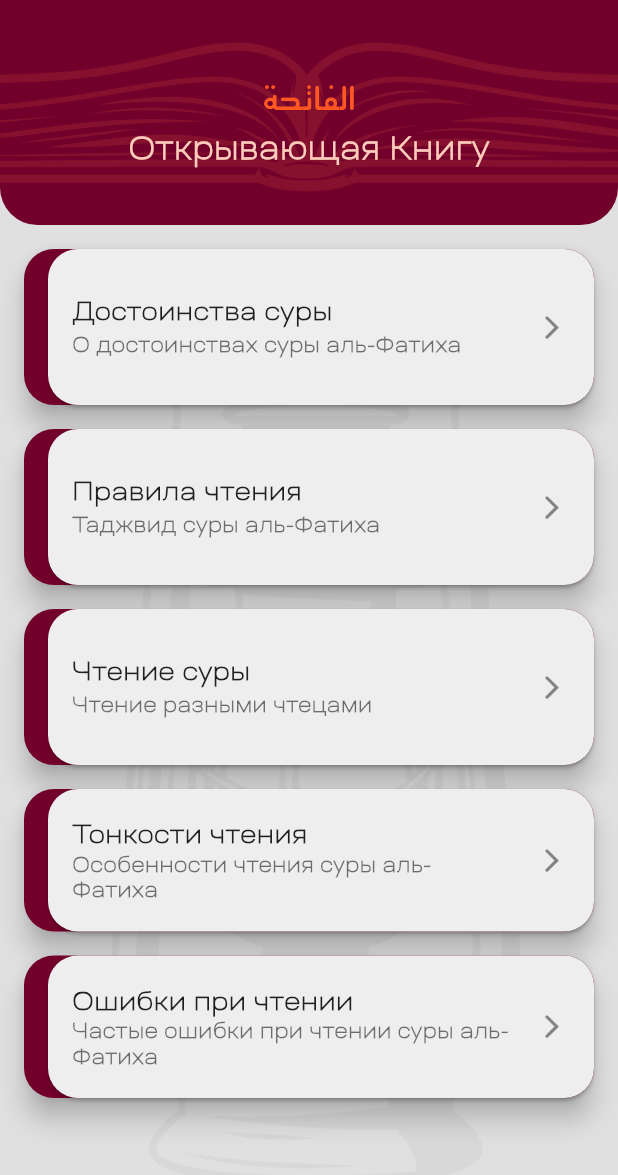
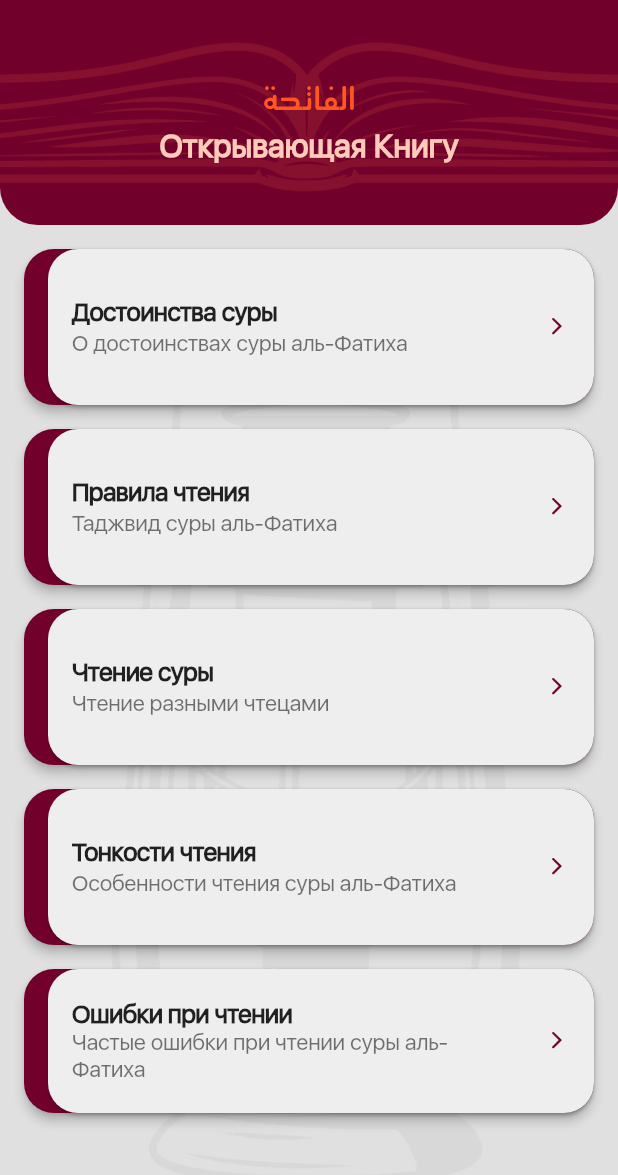
Before and after one commit to JMApps/project_fatiha, a Flutter app: the screen it shows after launch, on a phone screen of 412 x 824 dp. Shown: the top 1175 px of the screen. Run offline on Flutter 3.47's test engine with Material 2 defaults, Android fonts, the phone set to English and light mode, and no system bars.

Commit message:
Fixes main font

```diff
--- a/lib/config/styles/custom_styles.dart
+++ b/lib/config/styles/custom_styles.dart
@@ -5,6 +5,10 @@ class CustomStyles {
   // Paddings // Margins
   final mainPadding = const EdgeInsets.all(16);
   final mainMargin = const EdgeInsets.all(16);
+
+  // Paddings // Margins
+  final mainPaddingMini = const EdgeInsets.all(16);
+  final mainMarginMini = const EdgeInsets.all(16);
 
   final onlyBottomMargin = const EdgeInsets.only(bottom: 16);
   final onlyLeftMargin = const EdgeInsets.only(left: 16);
@@ -18,9 +22,9 @@ class CustomStyles {
   final bottomShapeRadius = const RoundedRectangleBorder(borderRadius: BorderRadius.only(bottomLeft: Radius.circular(25), bottomRight: Radius.circular(25)));
 
   final mainTitleArabicStyle = TextStyle(fontFamily: 'Mothanna', color: Colors.deepOrange.shade500);
-  final mainTitleStyle = TextStyle(fontFamily: 'Ruberoid', fontWeight: FontWeight.bold, color: Colors.deepOrange.shade100);
-  final mainCardTitleTextStyle = const TextStyle(fontSize: 17, fontFamily: 'Ruberoid', fontWeight: FontWeight.bold);
-  final mainCardSubTitleTextStyle = const TextStyle(fontFamily: 'Ruberoid', color: Colors.black54, fontWeight: FontWeight.bold);
+  final mainTitleStyle = TextStyle(fontFamily: 'Sanfcancisco', fontWeight: FontWeight.bold, color: Colors.deepOrange.shade100);
+  final mainCardTitleTextStyle = const TextStyle(fontFamily: 'Sanfcancisco', fontSize: 17, fontWeight: FontWeight.bold, letterSpacing: -0.43);
+  final mainCardSubTitleTextStyle = const TextStyle(fontFamily: 'Sanfcancisco', fontSize: 15, letterSpacing: -0.23);
   final appBarDecorationImage = const DecorationImage(image: AssetImage('assets/pictures/book_layout.png'), opacity: 0.15, fit: BoxFit.cover);
   final mainPageDecorationImage = const DecorationImage(image: AssetImage('assets/pictures/lamp.png'), opacity: 0.05, fit: BoxFit.scaleDown);
 }
--- a/lib/widgets/items/main_item.dart
+++ b/lib/widgets/items/main_item.dart
@@ -20,17 +20,18 @@ class MainItem extends StatelessWidget {
     final customStyles = CustomStyles();
     return Card(
       margin: customStyles.onlyBottomMargin,
-      elevation: 7.5,
+      elevation: 3,
       color: Theme.of(context).colorScheme.mainFirstCardColor,
       shape: customStyles.mainShapeRadius,
       child: Card(
         margin: customStyles.onlyLeftMargin,
+        shape: customStyles.mainShapeRadius,
         color: Theme.of(context).colorScheme.mainBackgroundColor,
-        shape: customStyles.mainShapeRadius,
         child: InkWell(
           borderRadius: customStyles.mainBorderRadius,
+          onTap: () {},
           child: ListTile(
-            contentPadding: customStyles.mainPadding,
+            contentPadding: customStyles.mainPaddingMini,
             title: Text(
               cardTitle,
               style: customStyles.mainCardTitleTextStyle,
@@ -40,11 +41,12 @@ class MainItem extends StatelessWidget {
               cardTitleDescription,
               style: customStyles.mainCardSubTitleTextStyle,
             ),
-            trailing: const Icon(
+            trailing: Icon(
               CupertinoIcons.forward,
+              color: Theme.of(context).colorScheme.mainFirstCardColor,
+              size: 17.5,
             ),
           ),
-          onTap: () {},
         ),
       ),
     );
--- a/pubspec.yaml
+++ b/pubspec.yaml
@@ -31,6 +31,6 @@ flutter:
     - family: Mothanna
       fonts:
         - asset: assets/fonts/mothanna.ttf
-    - family: Ruberoid
+    - family: Sanfcancisco
       fonts:
-        - asset: assets/fonts/ruberoid.ttf
+        - asset: assets/fonts/sanfcancisco.ttf
```
Also changed, not shown: assets/fonts/ruberoid.ttf (deleted), assets/fonts/sanfcancisco.ttf (added).
